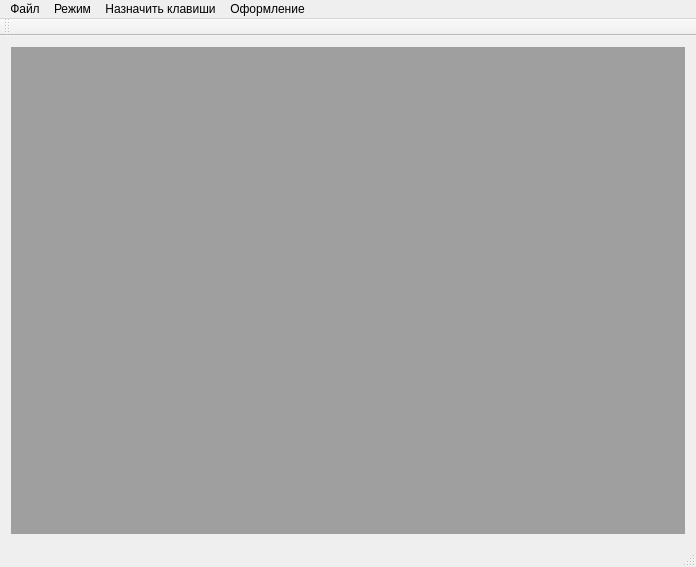
First picture: the form in mainwindow.ui, repository vokhmianin-da/TextEditor_v2, before the edit.
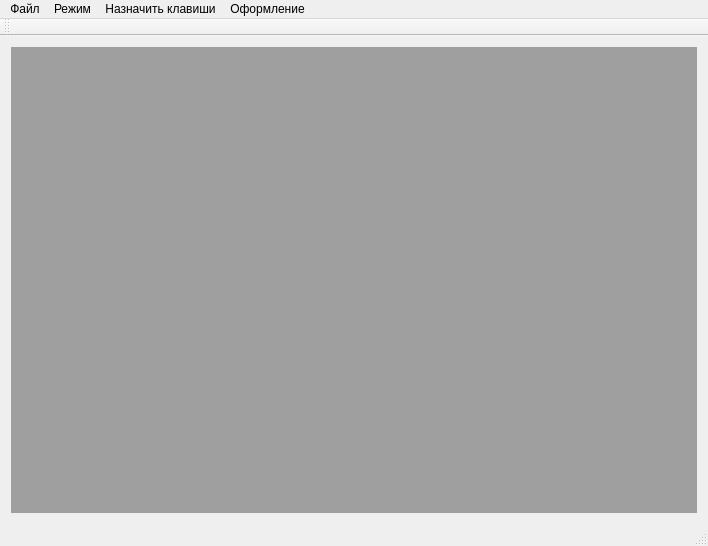
Second picture: the form after the edit.

Commit message: Есть выбор темы

Diff of the .ui file:
```diff
--- a/mainwindow.ui
+++ b/mainwindow.ui
@@ -6,8 +6,8 @@
    <rect>
     <x>0</x>
     <y>0</y>
-    <width>696</width>
-    <height>567</height>
+    <width>708</width>
+    <height>546</height>
    </rect>
   </property>
   <property name="windowTitle">
@@ -32,7 +32,7 @@
     <rect>
      <x>0</x>
      <y>0</y>
-     <width>696</width>
+     <width>708</width>
      <height>21</height>
     </rect>
    </property>
```
The commit also changes 2 other files.
